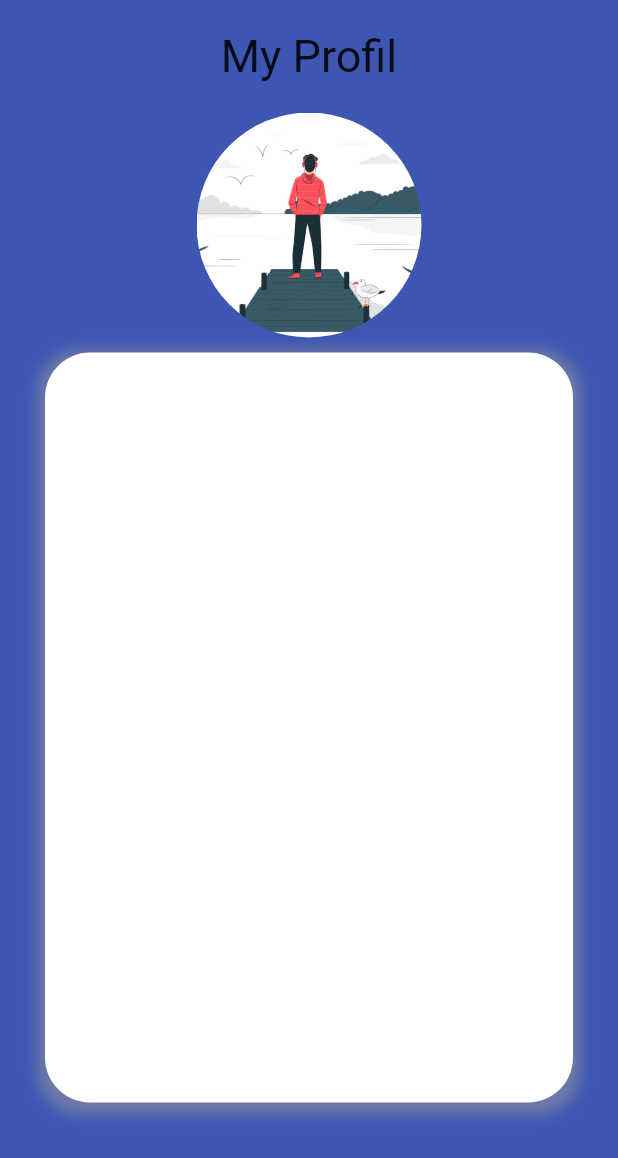
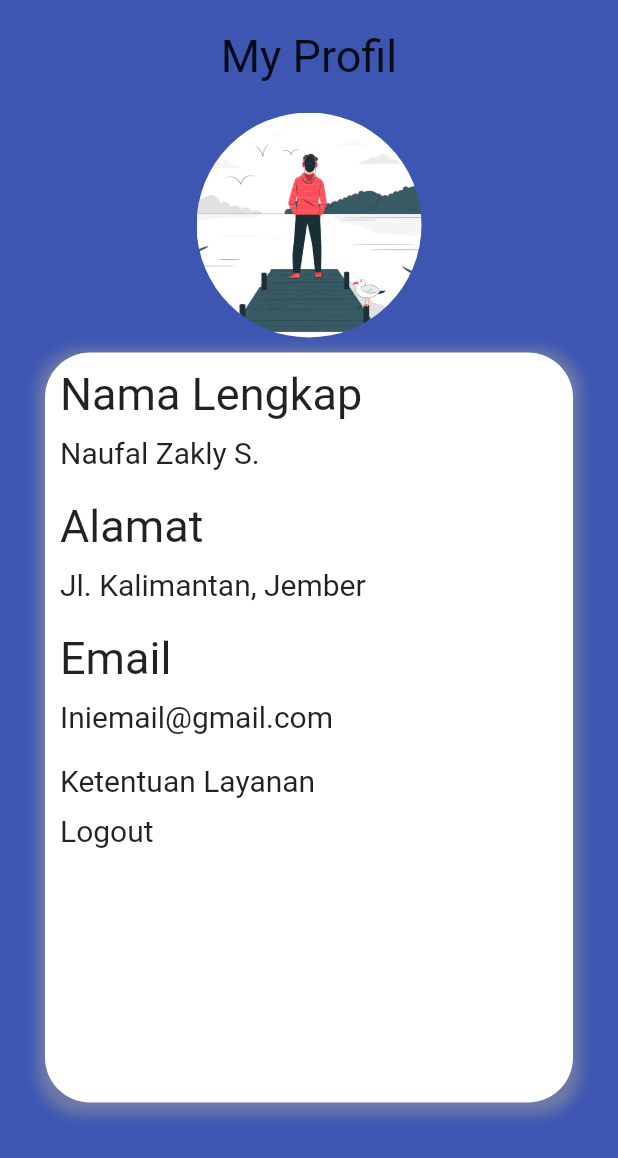
Before and after one commit to riyansetiyadi/UAS_Pemrograman_Berbasis_Mobile, a Flutter app: the ProfilScreen screen opened directly, on a phone screen of 412 x 824 dp. Shown: the top 1158 px of the screen. Run offline on Flutter 3.47's test engine with Material 2 defaults, Android fonts, the phone set to English and light mode, and no system bars; our stand-ins replace flutter_login; missing offline and left inert: dart:html.

Commit message:
update profil.dart

```diff
--- a/nuansa/lib/profil.dart
+++ b/nuansa/lib/profil.dart
@@ -1,3 +1,5 @@
+import 'dart:html';
+
 import 'package:flutter/material.dart';
 import 'package:flutter/services.dart';
 import 'models/wisata_model.dart';
@@ -10,7 +12,6 @@
     return Scaffold(
     body: SingleChildScrollView(
       child: Container(
-
         padding: EdgeInsets.all(20.0),
           child: Column(
             children: <Widget>[
@@ -49,11 +50,74 @@
 
                   ],
                 ),
+          child: Column(
+            crossAxisAlignment: CrossAxisAlignment.start,
+            mainAxisAlignment: MainAxisAlignment.start,
+            children: [
+              Text(
+                "Nama Lengkap",
+                style: TextStyle(
+                  fontSize: 30,
+                ),
+              ),
+              SizedBox(
+                height: 10,),
+              Text(
+                "Naufal Zakly S.",
+                style: TextStyle(
+                    fontSize: 20
+                ),
+              ),
+              SizedBox(
+                height: 20,),
+              Text(
+                "Alamat",
+                  style: TextStyle(
+                    fontSize: 30
+                  ),
+                ),
+              SizedBox(
+                height: 10,),
+              Text(
+                "Jl. Kalimantan, Jember",
+                style: TextStyle(
+                  fontSize: 20
+                ),
+              ),
+              SizedBox(
+                height: 20,),
+              Text(
+                "Email",
+                  style: TextStyle(
+                    fontSize: 30
+                  ),
+                ),
+              SizedBox(
+                height: 10,),
+              Text(
+                "Iniemail@gmail.com",
+                style: TextStyle(
+                  fontSize: 20
+                ),
+              ),
+              SizedBox(height: 20,),
+              Text(
+                "Ketentuan Layanan",
+                style: TextStyle(
+                  fontSize: 20
+                ),
+              ),
+              SizedBox(height: 10,),
+              Text(
+                "Logout",
+                style: TextStyle(
+                  fontSize: 20
+                ),
               ),
             ],
           ),
         ),
-    ),
-    );
+            ]),
+    )));
   }
 }
```
